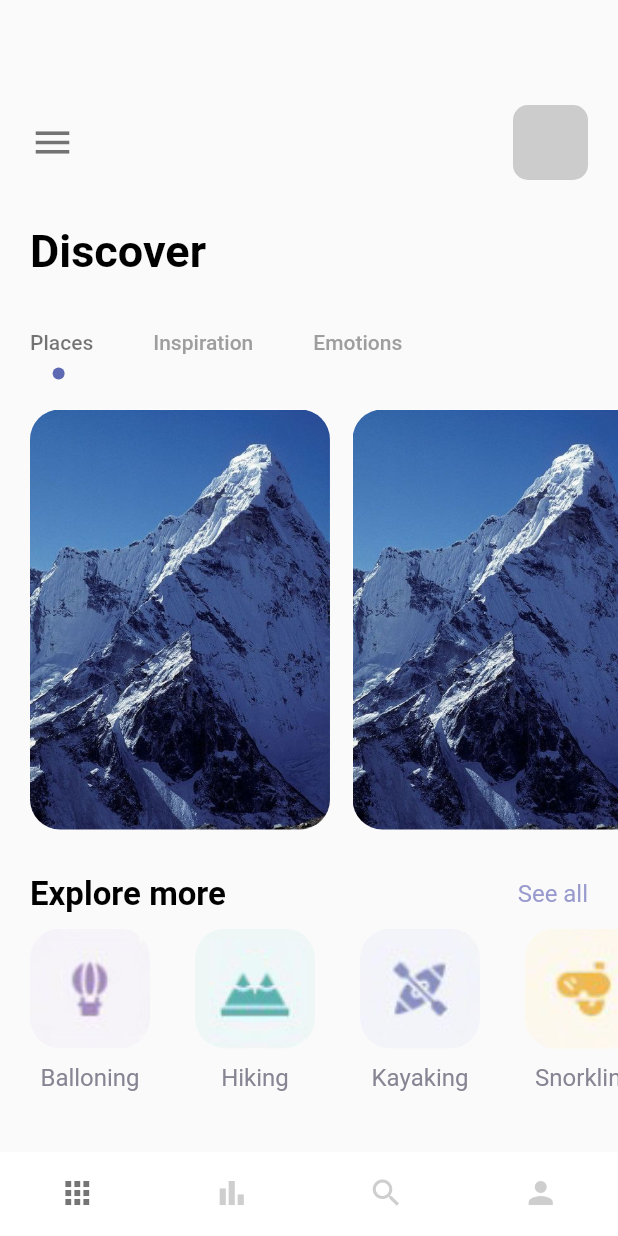
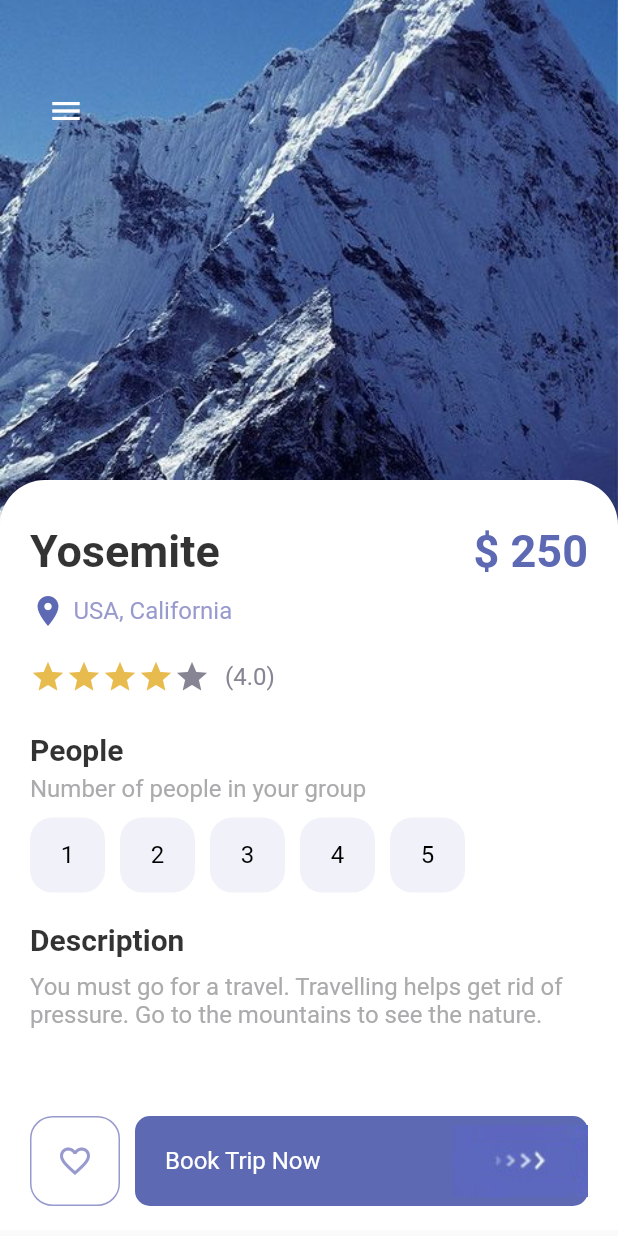
Before and after one commit to ngphsotu/flutter_travel_UI, a Flutter app: the screen it shows after launch, on a phone screen of 412 x 824 dp. Run offline on Flutter 3.47's test engine with Material 2 defaults, Android fonts, the phone set to English and light mode, and no system bars.

Commit message:
fix bug & complete detail_page

```diff
--- a/lib/main.dart
+++ b/lib/main.dart
@@ -1,6 +1,7 @@
+//import '../pages/welcome_page.dart';
 import 'package:flutter/material.dart';
-import '../pages/navpages/main_page.dart';
-//import '../pages/welcome_page.dart';
+//import '../pages/navpages/main_page.dart';
+import 'package:travel/pages/detail_page.dart';
 
 void main() => runApp(const MyApp());
 
@@ -15,7 +16,7 @@ class MyApp extends StatelessWidget {
       theme: ThemeData(
         primarySwatch: Colors.blue,
       ),
-      home: const MainPage(),
+      home: const DetailPage(),
     );
   }
 }
--- a/lib/pages/detail_page.dart
+++ b/lib/pages/detail_page.dart
@@ -0,0 +1,201 @@
+import 'package:flutter/material.dart';
+import 'package:travel/misc/colors.dart';
+import 'package:travel/widgets/app_button.dart';
+import 'package:travel/widgets/app_large_text.dart';
+import 'package:travel/widgets/app_text.dart';
+import 'package:travel/widgets/responsive_button.dart';
+
+class DetailPage extends StatefulWidget {
+  const DetailPage({Key? key}) : super(key: key);
+
+  @override
+  State<DetailPage> createState() => _DetailPageState();
+}
+
+class _DetailPageState extends State<DetailPage> {
+  int gottenStars = 4;
+  int selectedIndex = -1;
+  @override
+  Widget build(BuildContext context) {
+    return Scaffold(
+      body: Container(
+        width: double.maxFinite,
+        height: double.maxFinite,
+        child: Stack(
+          children: [
+            Positioned(
+              left: 0,
+              right: 0,
+              child: Container(
+                width: double.maxFinite,
+                height: 350,
+                decoration: const BoxDecoration(
+                  image: DecorationImage(
+                    image: AssetImage("assets/images/mountain.jpeg"),
+                    fit: BoxFit.cover,
+                  ),
+                ),
+              ),
+            ),
+            Positioned(
+              left: 20,
+              top: 50,
+              child: Row(
+                children: [
+                  IconButton(
+                    onPressed: () {},
+                    icon: const Icon(Icons.menu),
+                    color: Colors.white,
+                  ),
+                ],
+              ),
+            ),
+            Positioned(
+              top: 320,
+              child: Container(
+                padding: const EdgeInsets.only(left: 20, right: 20, top: 30),
+                width: MediaQuery.of(context).size.width,
+                height: 500,
+                decoration: const BoxDecoration(
+                  color: Colors.white,
+                  borderRadius: BorderRadius.only(
+                    topLeft: Radius.circular(30),
+                    topRight: Radius.circular(30),
+                  ),
+                ),
+                child: Column(
+                  crossAxisAlignment: CrossAxisAlignment.start,
+                  children: [
+                    Row(
+                      mainAxisAlignment: MainAxisAlignment.spaceBetween,
+                      children: [
+                        AppLargeText(
+                          text: "Yosemite",
+                          color: Colors.black.withOpacity(0.8),
+                        ),
+                        AppLargeText(
+                          text: "\$ 250",
+                          color: AppColors.mainColor,
+                        ),
+                      ],
+                    ),
+                    const SizedBox(height: 10),
+                    Row(
+                      children: [
+                        Icon(
+                          Icons.location_on,
+                          color: AppColors.mainColor,
+                        ),
+                        const SizedBox(
+                          width: 5,
+                        ),
+                        AppText(
+                          text: "USA, California",
+                          color: AppColors.textColor1,
+                        ),
+                      ],
+                    ),
+                    const SizedBox(height: 20),
+                    Row(
+                      children: [
+                        Wrap(
+                          children: List.generate(5, (index) {
+                            return Icon(
+                              Icons.star,
+                              color: index < gottenStars
+                                  ? AppColors.starColor
+                                  : AppColors.textColor2,
+                            );
+                          }),
+                        ),
+                        const SizedBox(
+                          width: 10,
+                        ),
+                        AppText(
+                          text: "(4.0)",
+                          color: AppColors.textColor2,
+                        ),
+                      ],
+                    ),
+                    const SizedBox(height: 25),
+                    AppLargeText(
+                      text: "People",
+                      color: Colors.black.withOpacity(0.8),
+                      size: 20,
+                    ),
+                    const SizedBox(height: 5),
+                    AppText(
+                      text: "Number of people in your group",
+                      color: AppColors.mainTextColor,
+                    ),
+                    const SizedBox(height: 10),
+                    Wrap(
+                      children: List.generate(5, (index) {
+                        return InkWell(
+                          onTap: () {
+                            setState(() {
+                              selectedIndex = index;
+                            });
+                          },
+                          child: Container(
+                            margin: const EdgeInsets.only(right: 10),
+                            child: AppButtons(
+                              size: 50,
+                              text: (index + 1).toString(),
+                              color: selectedIndex == index
+                                  ? Colors.white
+                                  : Colors.black,
+                              borderColor: selectedIndex == index
+                                  ? Colors.black
+                                  : AppColors.buttonBackground,
+                              backgroundColor: selectedIndex == index
+                                  ? Colors.black
+                                  : AppColors.buttonBackground,
+                            ),
+                          ),
+                        );
+                      }),
+                    ),
+                    const SizedBox(height: 20),
+                    AppLargeText(
+                      size: 20,
+                      text: "Description",
+                      color: Colors.black.withOpacity(0.8),
+                    ),
+                    const SizedBox(height: 10),
+                    AppText(
+                      text:
+                          "You must go for a travel. Travelling helps get rid of pressure. Go to the mountains to see the nature.",
+                      color: AppColors.mainTextColor,
+                    ),
+                  ],
+                ),
+              ),
+            ),
+            Positioned(
+              bottom: 20,
+              left: 20,
+              right: 20,
+              child: Row(
+                children: [
+                  AppButtons(
+                    size: 60,
+                    color: AppColors.textColor1,
+                    borderColor: AppColors.textColor1,
+                    backgroundColor: Colors.white,
+                    isIcon: true,
+                    icon: Icons.favorite_border,
+                  ),
+                  const SizedBox(width: 10),
+                  ResponsiveButton(
+                    isResponsive: true,
+                  ),
+                ],
+              ),
+            ),
+          ],
+        ),
+      ),
+    );
+  }
+}
--- a/lib/pages/navpages/main_page.dart
+++ b/lib/pages/navpages/main_page.dart
@@ -1,7 +1,6 @@
 import '../home_page.dart';
 import '/pages/navpages/my_page.dart';
 import 'package:flutter/material.dart';
-
 import '/pages/navpages/search_page.dart';
 import '/pages/navpages/bar_item_page.dart';
 
--- /dev/null
+++ b/lib/widgets/app_button.dart
@@ -0,0 +1,46 @@
+import 'package:flutter/material.dart';
+import 'package:travel/widgets/app_text.dart';
+
+class AppButtons extends StatelessWidget {
+  bool? isIcon;
+  double size;
+  String? text;
+  IconData? icon;
+  final Color color;
+  final Color borderColor;
+  final Color backgroundColor;
+
+  AppButtons({
+    Key? key,
+    this.text = "hi",
+    this.icon,
+    this.isIcon = false,
+    required this.size,
+    required this.color,
+    required this.borderColor,
+    required this.backgroundColor,
+  }) : super(key: key);
+
+  @override
+  Widget build(BuildContext context) {
+    return Container(
+      width: size,
+      height: size,
+      decoration: BoxDecoration(
+        border: Border.all(
+          color: borderColor,
+          width: 1.0,
+        ),
+        borderRadius: BorderRadius.circular(15),
+        color: backgroundColor,
+      ),
+      child: isIcon == false
+          ? Center(
+              child: AppText(
+              text: text!,
+              color: Colors.black,
+            ))
+          : Center(child: Icon(icon, color: color)),
+    );
+  }
+}
--- a/lib/widgets/responsive_button.dart
+++ b/lib/widgets/responsive_button.dart
@@ -1,5 +1,7 @@
 import 'package:flutter/material.dart';
 import 'package:travel/misc/colors.dart';
+
+import 'app_text.dart';
 
 class ResponsiveButton extends StatelessWidget {
   bool? isResponsive;
@@ -8,21 +10,32 @@ class ResponsiveButton extends StatelessWidget {
   ResponsiveButton({
     Key? key,
     this.isResponsive = false,
-    this.width,
+    this.width = 120,
   }) : super(key: key);
 
   @override
   Widget build(BuildContext context) {
-    return Container(
-      width: width,
+    return Flexible(
+      child: Container(
+        width: isResponsive == true ? double.maxFinite : width,
         height: 60,
         decoration: BoxDecoration(
           borderRadius: BorderRadius.circular(10),
           color: AppColors.mainColor,
         ),
         child: Row(
-        mainAxisAlignment: MainAxisAlignment.center,
-        children: [Image.asset("assets/images/button-one.png")],
+          mainAxisAlignment: isResponsive == true
+              ? MainAxisAlignment.spaceBetween
+              : MainAxisAlignment.center,
+          children: [
+            isResponsive == true
+                ? Container(
+                    margin: const EdgeInsets.only(left: 20),
+                    child: AppText(text: "Book Trip Now", color: Colors.white))
+                : Container(),
+            Image.asset("assets/images/button-one.png"),
+          ],
+        ),
       ),
     );
   }
```
Lines whose indentation alone changed are shown as unchanged.
